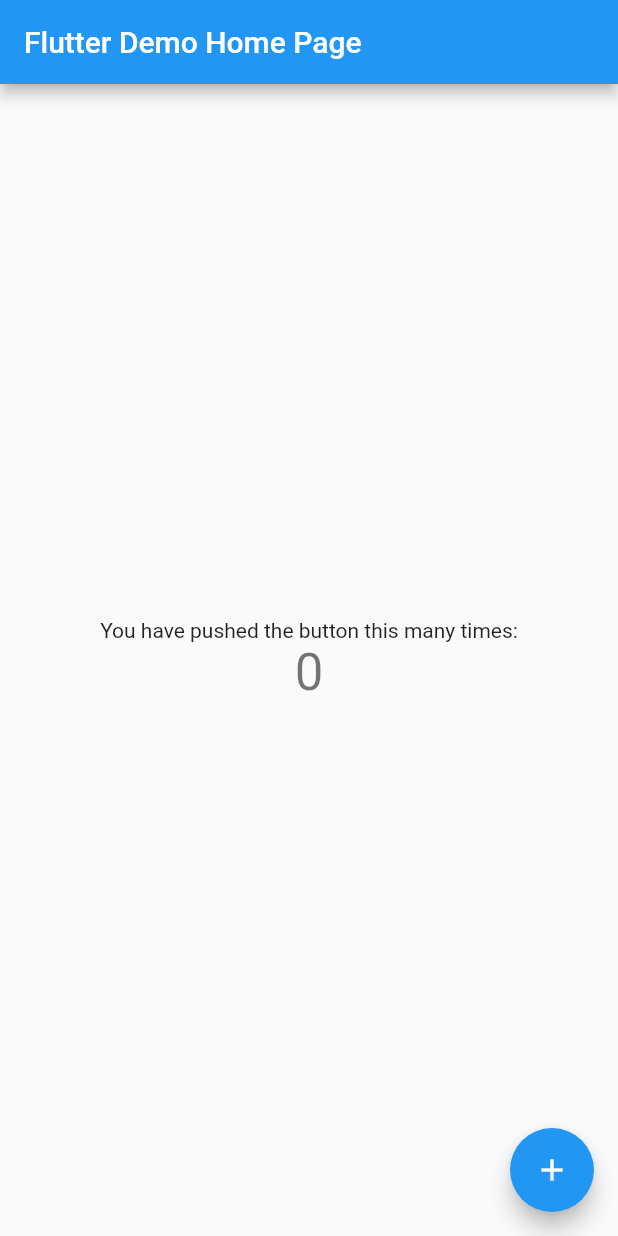
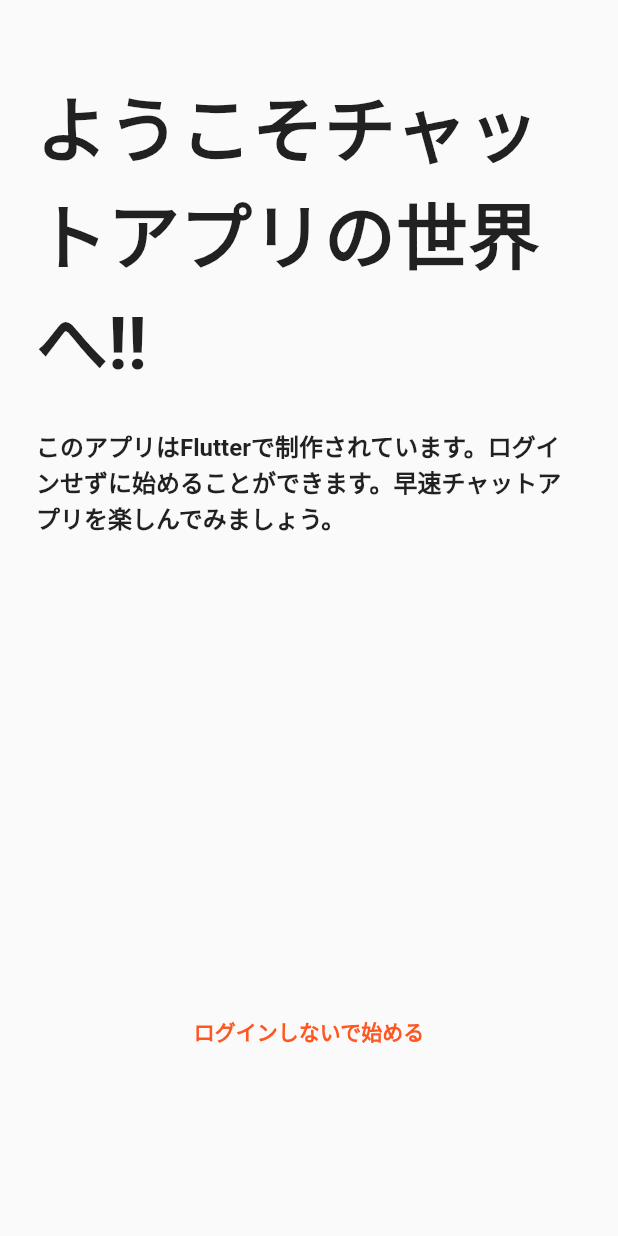
Before and after one commit to akihiro-n/chat-app, a Flutter app: the screen it shows after launch, on a phone screen of 412 x 824 dp. Run offline on Flutter 3.47's test engine with Material 2 defaults, Android fonts, the phone set to English and light mode, and no system bars; our stand-ins replace firebase_core, hooks_riverpod; accounts and stored records are empty.

Commit message:
ログイン画面を作成

```diff
--- /dev/null
+++ b/lib/login_screen.dart
@@ -0,0 +1,74 @@
+import 'package:flutter/material.dart';
+import 'package:hooks_riverpod/hooks_riverpod.dart';
+
+class LoginScreen extends ConsumerStatefulWidget {
+  const LoginScreen({Key? key}) : super(key: key);
+
+  @override
+  ConsumerState<ConsumerStatefulWidget> createState() {
+    return LoginScreenState();
+  }
+}
+
+class LoginScreenState extends ConsumerState<LoginScreen> {
+  @override
+  void initState() {
+    // TODO: implement initState
+    super.initState();
+  }
+
+  @override
+  Widget build(BuildContext context) {
+    return Scaffold(
+      body: SafeArea(
+        child: Center(
+          child: Column(
+            mainAxisAlignment: MainAxisAlignment.center,
+            children: [
+              const SizedBox(
+                height: 48,
+              ),
+              Container(
+                padding: const EdgeInsets.symmetric(horizontal: 24),
+                child: const Text(
+                  "ようこそチャットアプリの世界へ!!",
+                  style: TextStyle(
+                    fontSize: 48,
+                    fontWeight: FontWeight.bold,
+                  ),
+                ),
+              ),
+              const SizedBox(
+                height: 24,
+              ),
+              Container(
+                padding: const EdgeInsets.symmetric(horizontal: 24),
+                child: const Text(
+                  "このアプリはFlutterで制作されています。ログインせずに始めることができます。早速チャットアプリを楽しんでみましょう。",
+                  style: TextStyle(
+                    fontSize: 16,
+                    fontWeight: FontWeight.bold,
+                  ),
+                ),
+              ),
+              const Spacer(flex: 1),
+              TextButton(
+                onPressed: () {},
+                child: const Text(
+                  "ログインしないで始める",
+                  style: TextStyle(
+                    fontSize: 14,
+                    fontWeight: FontWeight.bold,
+                  ),
+                ),
+              ),
+              const SizedBox(
+                height: 112,
+              ),
+            ],
+          ),
+        ),
+      ),
+    );
+  }
+}
--- a/lib/main.dart
+++ b/lib/main.dart
@@ -1,3 +1,4 @@
+import 'package:chat_app/login_screen.dart';
 import 'package:firebase_core/firebase_core.dart';
 import 'package:flutter/material.dart';
 
@@ -25,9 +26,9 @@ class MyApp extends StatelessWidget {
         // or simply save your changes to "hot reload" in a Flutter IDE).
         // Notice that the counter didn't reset back to zero; the application
         // is not restarted.
-        primarySwatch: Colors.blue,
+        primarySwatch: Colors.deepOrange,
       ),
-      home: const MyHomePage(title: 'Flutter Demo Home Page'),
+      home: const LoginScreen(),
     );
   }
 }
```
